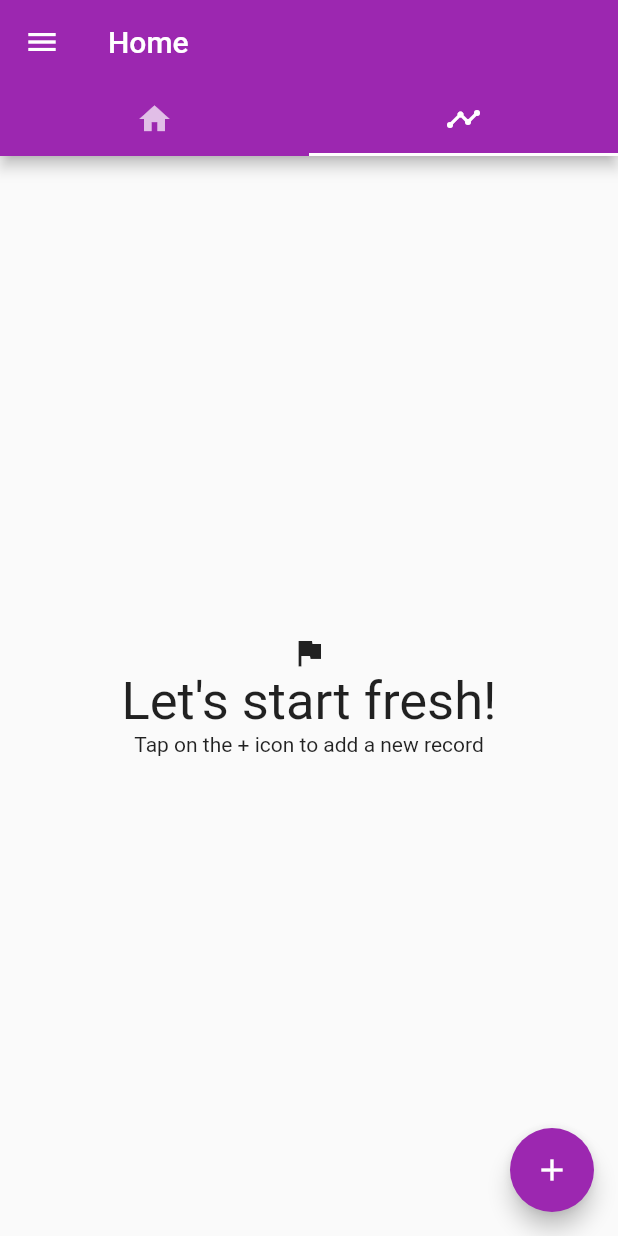
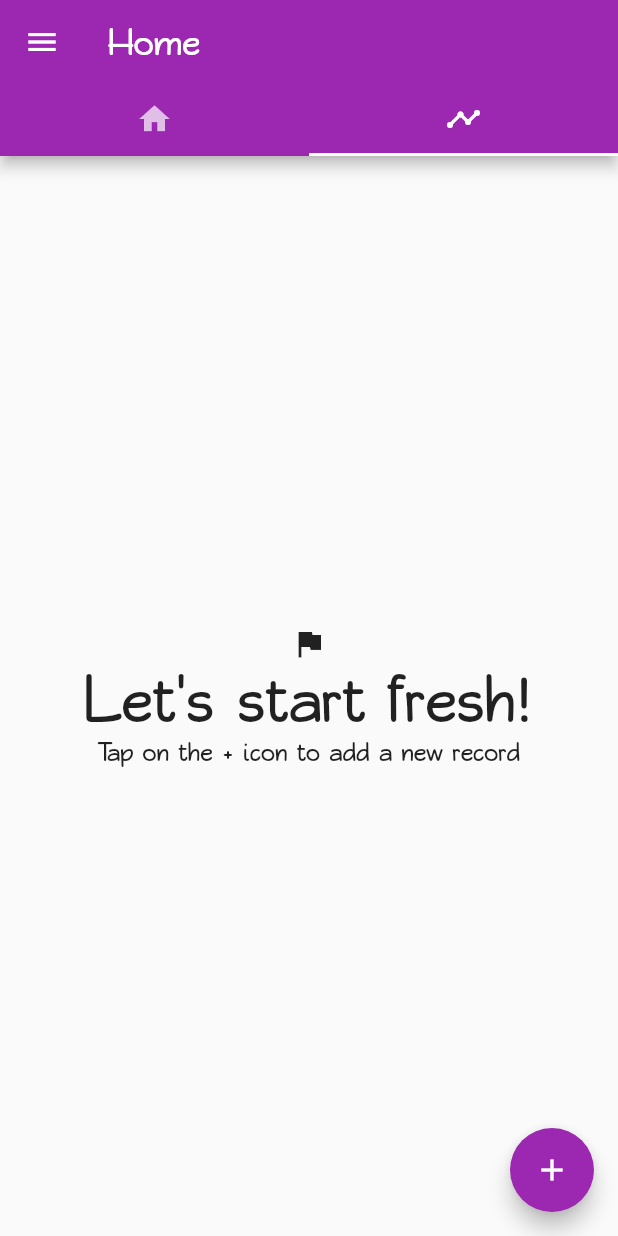
Before and after one commit to sanjul/storm-tracker, a Flutter app: the screen it shows after launch, tab 2 chosen, in the side drawer, after a tap on the "add" icon, on a phone screen of 412 x 824 dp. Run offline on Flutter 3.47's test engine with Material 2 defaults, Android fonts, the phone set to English and light mode, and no system bars; our stand-ins replace charts_flutter, sqflite; missing offline and left inert: side_header_list_view; accounts and stored records are empty.

Commit message:
Changed fonts and added config to change icons

```diff
--- a/lib/main.dart
+++ b/lib/main.dart
@@ -15,6 +15,7 @@ void main() {
     theme: new ThemeData(
       primarySwatch: Colors.purple,
       brightness: Brightness.light,
+      fontFamily: "QuarmicSans"
       // primaryColor: Colors.blueGrey,
       // accentColor: Colors.blue,
     ),
--- a/lib/ui/logo.dart
+++ b/lib/ui/logo.dart
@@ -13,6 +13,7 @@ class Logo extends StatelessWidget {
         new Text(
           "Storm",
           style: new TextStyle(
+              fontFamily: "Carolingia",
               fontSize: this._size,
               fontWeight: FontWeight.bold,
               color: Colors.white,
@@ -22,6 +23,7 @@ class Logo extends StatelessWidget {
         new Text(
           "Tracker",
           style: new TextStyle(
+              fontFamily: "Carolingia",
               fontSize: this._size,
               fontWeight: FontWeight.bold,
               color: Colors.redAccent,
```
Also changed, not shown: pubspec.yaml (+16 -0 lines), assets/fonts/Carolingia.TTF (added), assets/fonts/QuarmicSans.ttf (added), assets/icons/appIcon.png (added), pubspec.lock, 1 other file.
